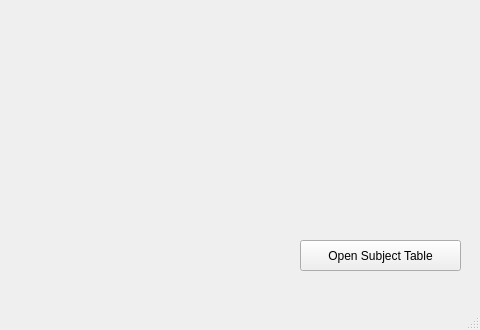
Qt form Argo_Notifier/Main.ui (creeloper27/Argo_Notifier) before a commit; both pictures show x 320 to 800 and y 270 to 600 of the 800 by 600 pixel window.
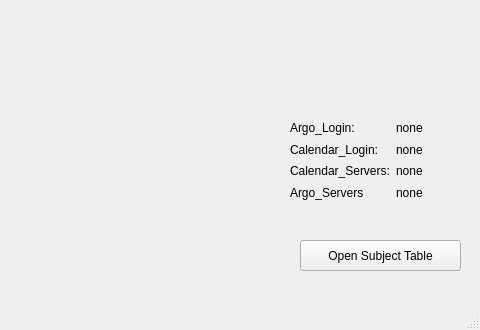
The same form after that commit.

Patch:
```diff
--- a/Argo_Notifier/Main.ui
+++ b/Argo_Notifier/Main.ui
@@ -27,6 +27,74 @@
      <string>Open Subject Table</string>
     </property>
    </widget>
+   <widget class="QWidget" name="gridLayoutWidget">
+    <property name="geometry">
+     <rect>
+      <x>610</x>
+      <y>390</y>
+      <width>160</width>
+      <height>80</height>
+     </rect>
+    </property>
+    <layout class="QGridLayout" name="gridLayout">
+     <item row="0" column="0">
+      <widget class="QLabel" name="label">
+       <property name="text">
+        <string>Argo_Login:</string>
+       </property>
+      </widget>
+     </item>
+     <item row="0" column="1">
+      <widget class="QLabel" name="status_argo_login">
+       <property name="text">
+        <string>none</string>
+       </property>
+      </widget>
+     </item>
+     <item row="2" column="1">
+      <widget class="QLabel" name="status_calendar_servers">
+       <property name="text">
+        <string>none</string>
+       </property>
+      </widget>
+     </item>
+     <item row="1" column="1">
+      <widget class="QLabel" name="status_calendar_login">
+       <property name="text">
+        <string>none</string>
+       </property>
+      </widget>
+     </item>
+     <item row="3" column="1">
+      <widget class="QLabel" name="status_argo_servers">
+       <property name="text">
+        <string>none</string>
+       </property>
+      </widget>
+     </item>
+     <item row="1" column="0">
+      <widget class="QLabel" name="label_2">
+       <property name="text">
+        <string>Calendar_Login:</string>
+       </property>
+      </widget>
+     </item>
+     <item row="2" column="0">
+      <widget class="QLabel" name="label_3">
+       <property name="text">
+        <string>Calendar_Servers:</string>
+       </property>
+      </widget>
+     </item>
+     <item row="3" column="0">
+      <widget class="QLabel" name="label_4">
+       <property name="text">
+        <string>Argo_Servers</string>
+       </property>
+      </widget>
+     </item>
+    </layout>
+   </widget>
   </widget>
   <widget class="QMenuBar" name="menubar">
    <property name="geometry">
```
